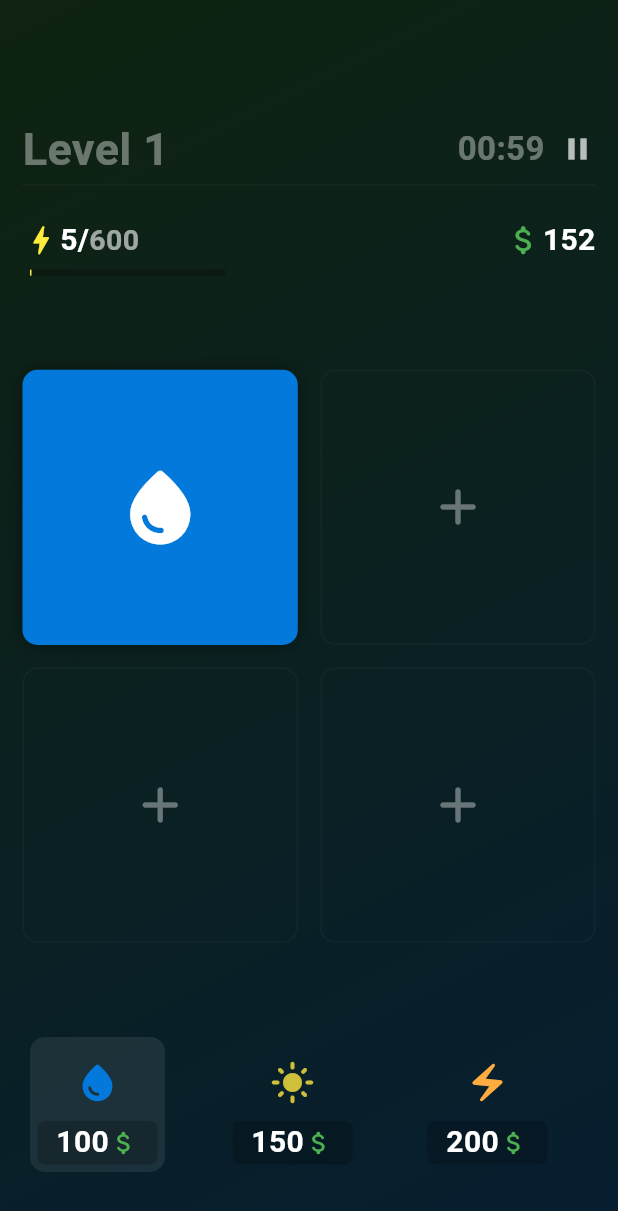
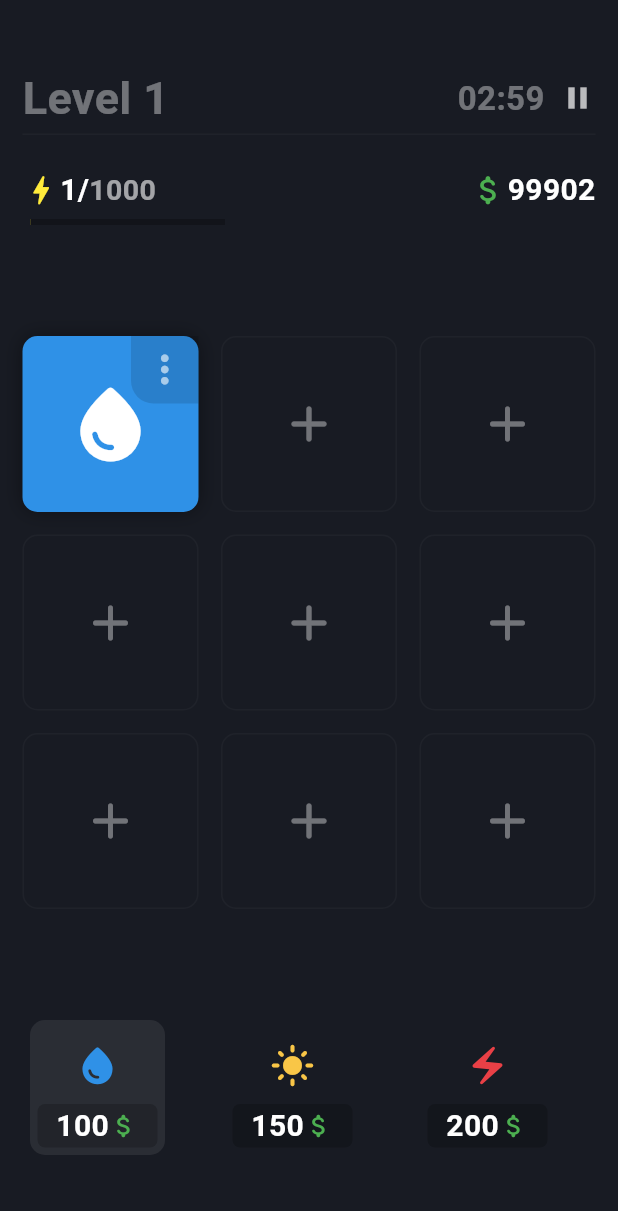
Before and after one commit to Justinthxd/energy-plant, a Flutter app: the Level1 screen opened by its route, after a tap on the "add" icon, on a phone screen of 412 x 824 dp. Shown: the top 1211 px of the screen. Run offline on Flutter 3.47's test engine with Material 2 defaults, Android fonts, the phone set to English and light mode, and no system bars; our stand-ins replace go_router.

Commit message:
stable version

```diff
--- a/lib/data/dictionary/dictionary.dart
+++ b/lib/data/dictionary/dictionary.dart
@@ -13,11 +13,11 @@ IconData getIcon(PlantType type) {
 
 Color getColor(PlantType type) {
   return switch (type) {
-    PlantType.hydroPlant => const Color.fromARGB(255, 2, 121, 219),
-    PlantType.solarPlant => const Color.fromARGB(255, 207, 192, 59),
-    PlantType.electricPlant => Colors.orangeAccent,
+    PlantType.hydroPlant => const Color.fromARGB(255, 47, 145, 231),
+    PlantType.solarPlant => const Color.fromARGB(255, 249, 198, 71),
+    PlantType.electricPlant => const Color.fromARGB(255, 233, 64, 70),
     PlantType.chemicalPlant => Colors.purple,
-    PlantType.nuclearPlant => Colors.green,
+    PlantType.nuclearPlant => const Color.fromARGB(255, 3, 85, 5),
   };
 }
 
@@ -36,7 +36,7 @@ int getPrice(PlantType type) {
     PlantType.hydroPlant => 100,
     PlantType.solarPlant => 150,
     PlantType.electricPlant => 200,
-    PlantType.chemicalPlant => 250,
-    PlantType.nuclearPlant => 500,
+    PlantType.chemicalPlant => 300,
+    PlantType.nuclearPlant => 600,
   };
 }
--- a/lib/data/models/plant.dart
+++ b/lib/data/models/plant.dart
@@ -26,11 +26,11 @@ class PlantModel {
 
   int getEnergy() {
     return switch (type) {
-      PlantType.hydroPlant => 5,
-      PlantType.solarPlant => 7,
-      PlantType.electricPlant => 9,
-      PlantType.chemicalPlant => 11,
-      PlantType.nuclearPlant => 20,
+      PlantType.hydroPlant => 1,
+      PlantType.solarPlant => 3,
+      PlantType.electricPlant => 5,
+      PlantType.chemicalPlant => 14,
+      PlantType.nuclearPlant => 30,
     };
   }
 
@@ -39,8 +39,8 @@ class PlantModel {
       PlantType.hydroPlant => 100,
       PlantType.solarPlant => 150,
       PlantType.electricPlant => 200,
-      PlantType.chemicalPlant => 250,
-      PlantType.nuclearPlant => 500,
+      PlantType.chemicalPlant => 300,
+      PlantType.nuclearPlant => 600,
     };
   }
 
--- a/lib/design/levels/level_1/level_1.dart
+++ b/lib/design/levels/level_1/level_1.dart
@@ -20,20 +20,13 @@ class _Level1State extends State<Level1> {
     return Scaffold(
       backgroundColor: Colors.black,
       body: Container(
-        decoration: BoxDecoration(
-          gradient: LinearGradient(
-            begin: Alignment.topLeft,
-            end: Alignment.bottomRight,
-            colors: [
-              Colors.green.withOpacity(0.2),
-              Colors.blue.withOpacity(0.2),
-            ],
-          ),
+        decoration: const BoxDecoration(
+          color: Color.fromARGB(255, 24, 27, 35),
         ),
         child: Column(
           mainAxisAlignment: MainAxisAlignment.spaceEvenly,
           children: [
-            const SizedBox(height: 50),
+            const SizedBox(height: 5),
             Panel(
               energy: provider.energy,
               targetEnergy: provider.targetEnergy,
@@ -47,7 +40,7 @@ class _Level1State extends State<Level1> {
                 padding: const EdgeInsets.all(15),
                 physics: const NeverScrollableScrollPhysics(),
                 gridDelegate: const SliverGridDelegateWithFixedCrossAxisCount(
-                  crossAxisCount: 2,
+                  crossAxisCount: 3,
                   mainAxisSpacing: 15,
                   crossAxisSpacing: 15,
                 ),
--- a/lib/design/levels/level_1/provider.dart
+++ b/lib/design/levels/level_1/provider.dart
@@ -5,7 +5,7 @@ import 'package:flutter/material.dart';
 
 class Level1Provider extends ChangeNotifier {
   List<PlantModel> plants = [
-    for (int i = 0; i < 4; i++)
+    for (int i = 0; i < 9; i++)
       PlantModel(
         id: i,
       ),
@@ -18,7 +18,7 @@ class Level1Provider extends ChangeNotifier {
     notifyListeners();
   }
 
-  double money = 250;
+  double money = 100000;
 
   double get getMoney => money;
 
@@ -40,7 +40,7 @@ class Level1Provider extends ChangeNotifier {
 
   int energy = 0;
 
-  int targetEnergy = 600;
+  int targetEnergy = 1000;
 
   int get getEnergy => energy;
 
@@ -58,7 +58,7 @@ class Level1Provider extends ChangeNotifier {
 
   // - - - - - - - - - - - - - - - - - - - - //
 
-  int time = 60;
+  int time = 180;
 
   int get getTime => time;
 
@@ -72,10 +72,8 @@ class Level1Provider extends ChangeNotifier {
     int seconds = time;
 
     for (int i = 0; seconds > 59; i++) {
-      if (seconds > 59) {
-        minutes++;
-        seconds -= 60;
-      }
+      minutes++;
+      seconds -= 60;
     }
 
     return "${minutes.toString().padLeft(2, '0')}:${seconds.toString().padLeft(2, '0')}";
@@ -87,19 +85,19 @@ class Level1Provider extends ChangeNotifier {
 
   startTimer() {
     if (!plants.any((plant) => plant.isActive)) {
-      timer.cancel();
+      stopTimer();
       return;
     }
 
     if (!timer.isActive) {
       timer = Timer.periodic(const Duration(seconds: 1), (timer) {
         if (time <= 0) {
-          timer.cancel();
+          stopTimer();
         } else if (energy < targetEnergy) {
           logic();
           notifyListeners();
         } else {
-          timer.cancel();
+          stopTimer();
         }
       });
     }
@@ -112,10 +110,6 @@ class Level1Provider extends ChangeNotifier {
   // - - - - - - - - - - - - - - - - - - - - //
 
   void activatePlant(PlantModel plant) {
-    if (plant.isActive) {
-      return;
-    }
-
     final index = plants.indexWhere((element) => element.id == plant.id);
 
     plants[index] = plant.copyWith(
@@ -145,8 +139,6 @@ class Level1Provider extends ChangeNotifier {
     notifyListeners();
   }
 
-  void buyPlant(PlantModel plant) {}
-
   // - - - - - - - - - - - - - - - - - - - - //
 
   void logic() {
@@ -159,7 +151,7 @@ class Level1Provider extends ChangeNotifier {
       setEnergy = energy + activePlants[i].getEnergy();
       if (energy > targetEnergy) {
         setEnergy = targetEnergy;
-        // finished();
+        finished();
       }
     }
   }
--- a/lib/design/pages/home.dart
+++ b/lib/design/pages/home.dart
@@ -11,15 +11,8 @@ class Home extends StatelessWidget {
       backgroundColor: Colors.black,
       body: Container(
         width: size.width,
-        decoration: BoxDecoration(
-          gradient: LinearGradient(
-            begin: Alignment.topLeft,
-            end: Alignment.bottomRight,
-            colors: [
-              Colors.green.withOpacity(0.2),
-              Colors.blue.withOpacity(0.2),
-            ],
-          ),
+        decoration: const BoxDecoration(
+          color: Color.fromARGB(255, 24, 27, 35),
         ),
         child: Column(
           mainAxisAlignment: MainAxisAlignment.center,
@@ -27,7 +20,7 @@ class Home extends StatelessWidget {
             const Icon(
               Icons.bolt,
               size: 120,
-              color: Colors.lightGreenAccent,
+              color: Color.fromARGB(255, 4, 202, 11),
             ),
             const SizedBox(height: 20),
             const Text(
@@ -52,7 +45,7 @@ class Home extends StatelessWidget {
                 context.go('/level1');
               },
               style: ElevatedButton.styleFrom(
-                backgroundColor: Colors.green,
+                backgroundColor: const Color.fromARGB(255, 2, 100, 5),
                 padding: const EdgeInsets.symmetric(
                   horizontal: 30,
                   vertical: 15,
--- a/lib/design/widgets/option_panel.dart
+++ b/lib/design/widgets/option_panel.dart
@@ -17,6 +17,8 @@ class OptionPanel extends StatelessWidget {
           PlantOption(type: PlantType.hydroPlant),
           PlantOption(type: PlantType.solarPlant),
           PlantOption(type: PlantType.electricPlant),
+          PlantOption(type: PlantType.chemicalPlant),
+          PlantOption(type: PlantType.nuclearPlant),
         ],
       ),
     );
--- a/lib/design/widgets/plant.dart
+++ b/lib/design/widgets/plant.dart
@@ -39,12 +39,42 @@ class WidgetPlant extends StatelessWidget {
                 ),
                 child: Stack(
                   children: [
+                    Positioned(
+                      top: 0,
+                      right: 0,
+                      child: GestureDetector(
+                        onTap: () {},
+                        child: Container(
+                          height: 45,
+                          width: 45,
+                          decoration: const BoxDecoration(
+                            borderRadius: BorderRadius.only(
+                              bottomLeft: Radius.circular(15),
+                            ),
+                            color: Colors.black12,
+                          ),
+                          child: const Center(
+                            child: Icon(
+                              Icons.more_vert_rounded,
+                              size: 30,
+                              color: Colors.white60,
+                            ),
+                          ),
+                        ),
+                      ),
+                    ),
                     Center(
-                      child: Icon(
-                        getIcon(plant.type),
-                        color: Colors.white,
-                        size: 60,
-                      ),
+                      child: plant.type == PlantType.nuclearPlant
+                          ? Image.asset(
+                              "assets/images/atomic.png",
+                              color: Colors.white,
+                              height: 65,
+                            )
+                          : Icon(
+                              getIcon(plant.type),
+                              color: Colors.white,
+                              size: 60,
+                            ),
                     ),
                   ],
                 ),
--- a/lib/design/widgets/plant_option.dart
+++ b/lib/design/widgets/plant_option.dart
@@ -30,11 +30,17 @@ class PlantOption extends StatelessWidget {
         child: Column(
           children: [
             const Spacer(),
-            Icon(
-              getIcon(type),
-              size: 30,
-              color: getColor(type),
-            ),
+            type == PlantType.nuclearPlant
+                ? Image.asset(
+                    "assets/images/atomic.png",
+                    color: getColor(type),
+                    height: 30,
+                  )
+                : Icon(
+                    getIcon(type),
+                    size: 30,
+                    color: getColor(type),
+                  ),
             const Spacer(),
             Container(
               decoration: BoxDecoration(
--- a/lib/main.dart
+++ b/lib/main.dart
@@ -1,6 +1,7 @@
 import 'package:energy_builder/config/router/router.dart';
 import 'package:energy_builder/design/levels/level_1/provider.dart';
 import 'package:flutter/material.dart';
+import 'package:flutter/services.dart';
 import 'package:provider/provider.dart';
 
 import 'config/theme/theme.dart';
@@ -12,6 +13,15 @@ class MyApp extends StatelessWidget {
 
   @override
   Widget build(BuildContext context) {
+    SystemChrome.setPreferredOrientations([
+      DeviceOrientation.portraitUp,
+      DeviceOrientation.portraitDown,
+    ]);
+    SystemChrome.setEnabledSystemUIMode(
+      SystemUiMode.manual,
+      overlays: [],
+    );
+
     return MultiProvider(
       providers: [
         ChangeNotifierProvider(
```
